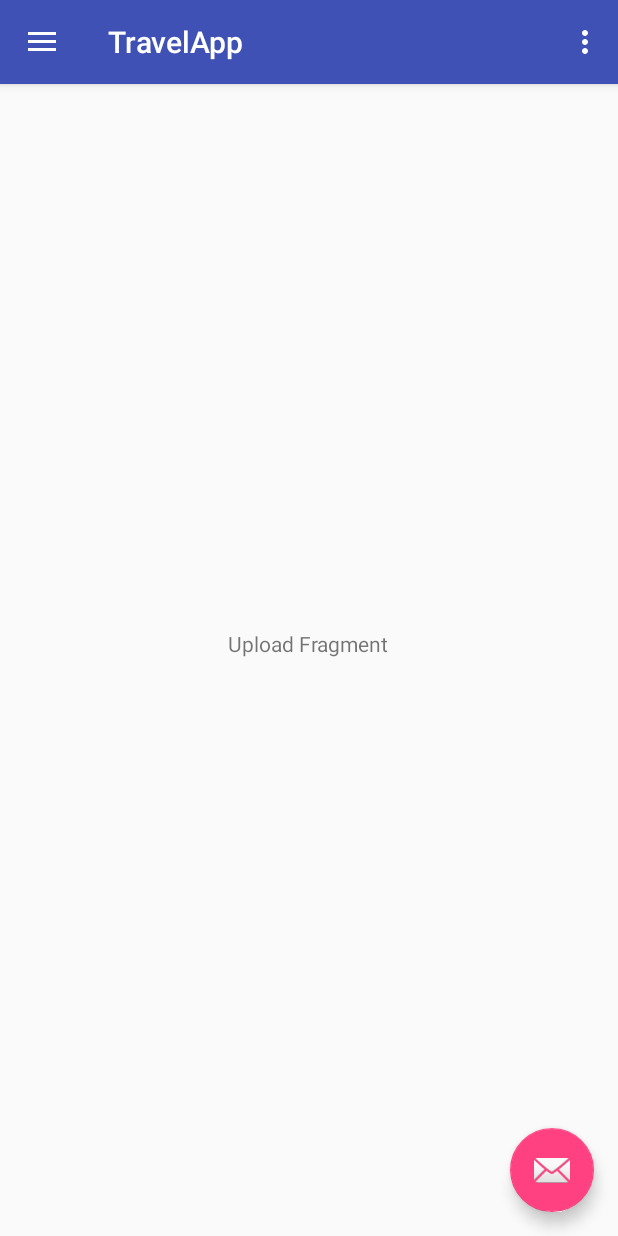
After one commit to BackSH00TER/TravelApp, an Android app: the fragment UploadFragment placed in its activity, on a phone screen of 412 x 824 dp. The commit adds this screen. Run offline under Robolectric (Android 15) with nearby library versions, the phone set to English and light mode, and no system bars.

Commit message:
upload fragment and aws dependencies added

```diff
--- a/TravelApp/app/build.gradle
+++ b/TravelApp/app/build.gradle
@@ -28,4 +28,8 @@ dependencies {
     compile 'com.android.support:design:25.3.0'
     compile 'com.android.support.constraint:constraint-layout:1.0.2'
     testCompile 'junit:junit:4.12'
+
+    compile 'com.amazonaws:aws-android-sdk-core:2.3.9'
+    compile 'com.amazonaws:aws-android-sdk-s3:2.3.9'
+    compile 'com.amazonaws:aws-android-sdk-ddb:2.2.+'
 }
--- a/TravelApp/app/src/main/java/com/example/travelapp/MainActivity.java
+++ b/TravelApp/app/src/main/java/com/example/travelapp/MainActivity.java
@@ -95,6 +95,7 @@ public class MainActivity extends AppCompatActivity
             switchFragment(new HomeFragment());
 
         } else if (id == R.id.nav_upload) {
+            switchFragment(new UploadFragment());
 
         } else if (id == R.id.nav_slideshow) {
 
--- /dev/null
+++ b/TravelApp/app/src/main/java/com/example/travelapp/UploadFragment.java
@@ -0,0 +1,19 @@
+package com.example.travelapp;
+
+/**
+ * Created by ttyle on 3/23/2017.
+ */
+
+import android.support.v4.app.Fragment;
+import android.os.Bundle;
+import android.view.LayoutInflater;
+import android.view.View;
+import android.view.ViewGroup;
+
+public class UploadFragment extends Fragment {
+    @Override
+    public View onCreateView(LayoutInflater inflater,ViewGroup container, Bundle savedInstanceState) {
+        View view = inflater.inflate(R.layout.fragment_upload, container, false);
+        return view;
+    }
+}
--- /dev/null
+++ b/TravelApp/app/src/main/res/layout/fragment_upload.xml
@@ -0,0 +1,12 @@
+<?xml version="1.0" encoding="utf-8"?>
+<RelativeLayout xmlns:android="http://schemas.android.com/apk/res/android"
+    android:layout_width="match_parent" android:layout_height="match_parent">
+
+    <TextView
+        android:id="@+id/textView4"
+        android:layout_width="wrap_content"
+        android:layout_height="wrap_content"
+        android:layout_centerHorizontal="true"
+        android:layout_centerVertical="true"
+        android:text="Upload Fragment" />
+</RelativeLayout>
```
